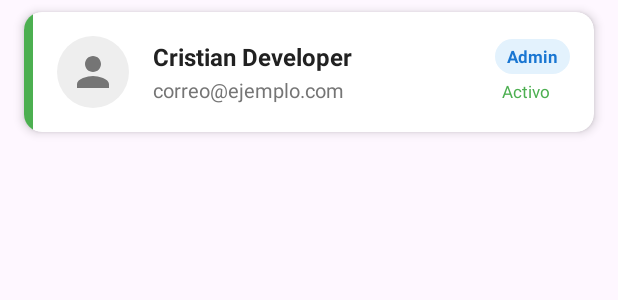
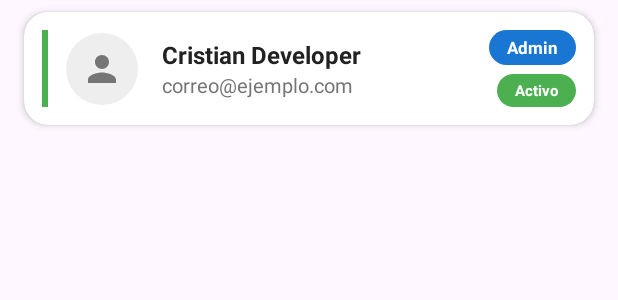
Before and after one commit to Hankk21/reloj-control, an Android app: the layout item_usuario.xml on its own in the app's theme, with its tools: preview values and no code run, on a phone screen of 412 x 824 dp. Shown: the top 300 px of the screen. Run offline under Robolectric (Android 15) with nearby library versions, the phone set to English and light mode, and no system bars.

Commit message:
Update item_usuario.xml

```diff
--- a/app/src/main/res/layout/item_usuario.xml
+++ b/app/src/main/res/layout/item_usuario.xml
@@ -6,19 +6,21 @@
     android:layout_height="wrap_content"
     android:layout_marginHorizontal="16dp"
     android:layout_marginVertical="8dp"
-    app:cardCornerRadius="12dp"
-    app:cardElevation="4dp"
+    app:cardCornerRadius="16dp"
+    app:cardElevation="3dp"
     app:cardBackgroundColor="@color/white">
 
     <androidx.constraintlayout.widget.ConstraintLayout
         android:layout_width="match_parent"
-        android:layout_height="wrap_content">
+        android:layout_height="wrap_content"
+        android:padding="12dp">
 
         <View
             android:id="@+id/viewStatusIndicator"
-            android:layout_width="6dp"
+            android:layout_width="4dp"
             android:layout_height="0dp"
             android:background="@color/success_color"
+            android:layout_marginEnd="12dp"
             app:layout_constraintBottom_toBottomOf="parent"
             app:layout_constraintStart_toStartOf="parent"
             app:layout_constraintTop_toTopOf="parent" />
@@ -27,15 +29,13 @@
             android:id="@+id/ivAvatarPlaceholder"
             android:layout_width="48dp"
             android:layout_height="48dp"
-            android:layout_marginStart="16dp"
-            android:layout_marginTop="16dp"
-            android:layout_marginBottom="16dp"
+            android:layout_marginStart="12dp"
             android:background="@drawable/bg_circle_gray"
-            android:padding="8dp"
+            android:padding="10dp"
             android:src="@drawable/ic_person"
             app:tint="@color/text_secondary"
             app:layout_constraintBottom_toBottomOf="parent"
-            app:layout_constraintStart_toEndOf="@id/viewStatusIndicator"
+            app:layout_constraintStart_toEndOf="@+id/viewStatusIndicator"
             app:layout_constraintTop_toTopOf="parent" />
 
         <TextView
@@ -43,25 +43,32 @@
             android:layout_width="0dp"
             android:layout_height="wrap_content"
             android:layout_marginStart="16dp"
-            android:layout_marginEnd="16dp"
+            android:layout_marginEnd="8dp"
             android:textColor="@color/text_primary"
             android:textSize="16sp"
             android:textStyle="bold"
+            android:ellipsize="end"
+            android:maxLines="1"
             app:layout_constraintBottom_toTopOf="@+id/tv_email"
             app:layout_constraintEnd_toStartOf="@+id/tv_rol"
             app:layout_constraintStart_toEndOf="@+id/ivAvatarPlaceholder"
-            app:layout_constraintTop_toTopOf="@+id/ivAvatarPlaceholder"
+            app:layout_constraintTop_toTopOf="parent"
+            app:layout_constraintVertical_chainStyle="packed"
             tools:text="Cristian Developer" />
 
         <TextView
             android:id="@+id/tv_email"
             android:layout_width="0dp"
             android:layout_height="wrap_content"
+            android:layout_marginStart="16dp"
+            android:layout_marginEnd="8dp"
             android:textColor="@color/text_secondary"
             android:textSize="13sp"
-            app:layout_constraintBottom_toBottomOf="@+id/ivAvatarPlaceholder"
-            app:layout_constraintEnd_toEndOf="@+id/tv_nombre_usuario"
-            app:layout_constraintStart_toStartOf="@+id/tv_nombre_usuario"
+            android:ellipsize="end"
+            android:maxLines="1"
+            app:layout_constraintBottom_toBottomOf="parent"
+            app:layout_constraintEnd_toStartOf="@+id/tv_rol"
+            app:layout_constraintStart_toEndOf="@+id/ivAvatarPlaceholder"
             app:layout_constraintTop_toBottomOf="@+id/tv_nombre_usuario"
             tools:text="correo@ejemplo.com" />
 
@@ -69,27 +76,31 @@
             android:id="@+id/tv_rol"
             android:layout_width="wrap_content"
             android:layout_height="wrap_content"
-            android:layout_marginEnd="16dp"
             android:background="@drawable/bg_rounded"
-            android:paddingHorizontal="8dp"
+            android:backgroundTint="@color/primary_color"
+            android:paddingHorizontal="12dp"
             android:paddingVertical="4dp"
             android:text="Admin"
-            android:textColor="@color/primary_color"
+            android:textColor="@color/white"
             android:textSize="11sp"
             android:textStyle="bold"
             app:layout_constraintEnd_toEndOf="parent"
-            app:layout_constraintTop_toTopOf="@+id/tv_nombre_usuario"
-            app:layout_constraintBottom_toBottomOf="@+id/tv_nombre_usuario"/>
+            app:layout_constraintTop_toTopOf="parent" />
 
         <TextView
             android:id="@+id/tv_estado_usuario"
-            android:layout_width="45dp"
-            android:layout_height="15dp"
-            android:layout_marginTop="4dp"
+            android:layout_width="wrap_content"
+            android:layout_height="wrap_content"
+            android:layout_marginTop="6dp"
+            android:background="@drawable/bg_rounded"
+            android:backgroundTint="@color/success_color"
+            android:paddingHorizontal="12dp"
+            android:paddingVertical="4dp"
             android:text="Activo"
-            android:textColor="@color/success_color"
-            android:textSize="11sp"
-            app:layout_constraintEnd_toEndOf="@+id/tv_rol"
+            android:textColor="@color/white"
+            android:textSize="10sp"
+            android:textStyle="bold"
+            app:layout_constraintEnd_toEndOf="parent"
             app:layout_constraintTop_toBottomOf="@+id/tv_rol" />
 
     </androidx.constraintlayout.widget.ConstraintLayout>
```
